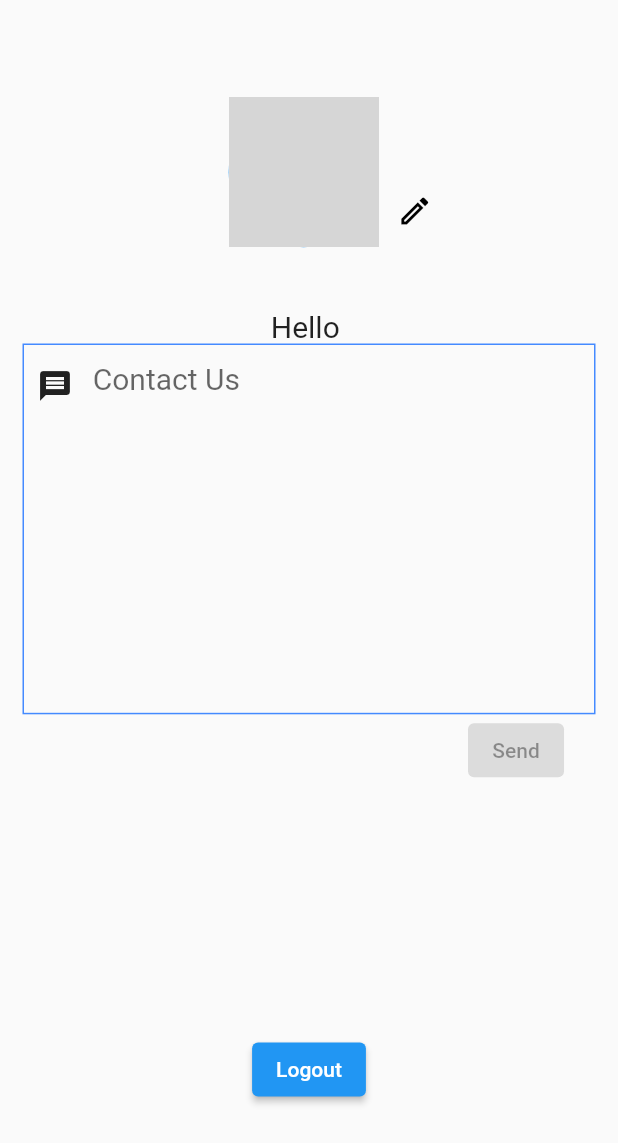
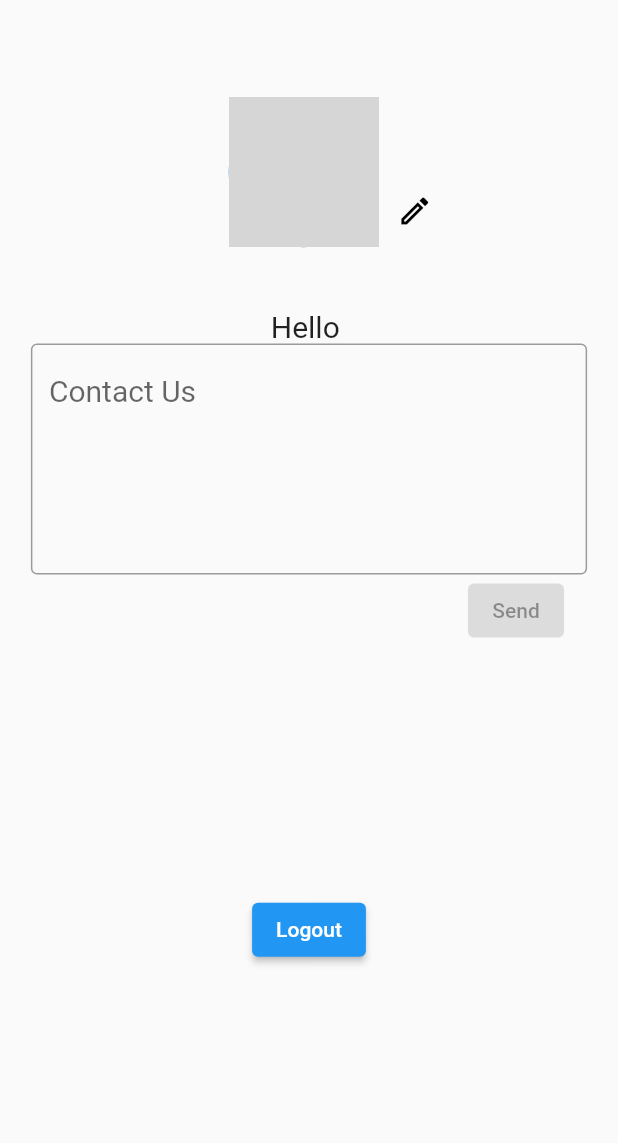
Before and after one commit to faisalusmanxyz/mashal_marketing, a Flutter app: the ProfileScreen screen opened directly, after a tap on "Logout", on a phone screen of 412 x 824 dp. Shown: the top 1143 px of the screen. Run offline on Flutter 3.47's test engine with Material 2 defaults, Android fonts, the phone set to English and light mode, and no system bars; our stand-ins replace cloud_firestore, curved_navigation_bar, device_info_plus, firebase_auth, firebase_core, firebase_storage and 4 more; accounts and stored records are empty; network calls fail; grey boxes are pictures that could not be loaded.

Commit message:
add contact us

```diff
--- a/lib/form_screen.dart
+++ b/lib/form_screen.dart
@@ -435,6 +435,7 @@ clearTextField();
       societyForm.uid = FirebaseAuth.instance.currentUser!.uid;
 
       setState(() {
+
         isShowProgressIndicator = true;
       });
       await SocietyModel.collection().add(societyForm);
--- a/lib/home_screen.dart
+++ b/lib/home_screen.dart
@@ -59,6 +59,7 @@ class _HomeScreenState extends State<HomeScreen> {
           ],
           onTap: (index) async {
             _currentPage = index;
+
             // print(FirebaseAuth.instance.currentUser?.email);
             // if ((index == 1 && FirebaseAuth.instance.currentUser == null)) {
             //   await Navigator.pushNamed(context, 'login');
--- a/lib/profile_screen.dart
+++ b/lib/profile_screen.dart
@@ -34,7 +34,7 @@ class _ProfileScreenState extends State<ProfileScreen> {
   String url = "";
   bool disableButton = false;
   bool contactUsFlag=false;
-
+   bool signOutFlag=false;
   @override
   void initState() {
     // TODO: implement initState
@@ -186,38 +186,19 @@ class _ProfileScreenState extends State<ProfileScreen> {
                                         );
                                       }),
                                 ),
-                                Stack(
-                                  children: [
+
                                     Form(
                                       key: _formKey,
                                       child: Padding(
-                                        padding: const EdgeInsets.only(
-                                            left: 15.0, right: 15),
-                                        child: Container(
-                                          width: 1 * width,
-                                          height: 0.3 * height,
-                                          decoration: BoxDecoration(
-                                              border: Border.all(
-                                                  color: Colors.blueAccent)),
-                                        ),
-                                      ),
-                                    ),
-                                    Padding(
-                                      padding: EdgeInsets.only(
-                                          top: 0.02 * height,
-                                          left: 0.06 * width),
-                                      child: Icon(Icons.message),
-                                    ),
-                                    Padding(
                                       padding:
-                                          EdgeInsets.only(left: 0.150 * width),
+                                          EdgeInsets.only(left: 0.05 * width,right: 0.05*width),
                                       child: TextFormField(
                                         controller: messageController,
                                         decoration: const InputDecoration(
                                             hintText: "Contact Us",
+
                                             hintStyle: TextStyle(fontSize: 20),
-                                            //label: Text("Contact Us"),
-                                            border: InputBorder.none),
+                                            border: OutlineInputBorder()),
                                         maxLines: 6,
                                         onChanged: (value) {
                                           if (value.isNotEmpty) {
@@ -229,7 +210,7 @@ class _ProfileScreenState extends State<ProfileScreen> {
                                         },
                                       ),
                                     )
-                                  ],
+
                                 ),
                                 contactUsFlag? Padding(
                                   padding:    EdgeInsets.only(left: 0.67000 * width,top: 1),
@@ -250,8 +231,16 @@ class _ProfileScreenState extends State<ProfileScreen> {
                                         SizedBox(
                                           height: 0.2 * height,
                                         ),
-                                        ElevatedButton(
-                                            onPressed: () {},
+                                        signOutFlag?const CircularProgressIndicator() :  ElevatedButton(
+                                            onPressed: ()async {
+                                              setState(() {
+                                                signOutFlag=true;
+                                              });
+                                            await  FirebaseAuth.instance.signOut();
+                                            setState(() {
+                                              signOutFlag=false;
+                                            });
+                                            },
                                             child: const Text("Logout")),
                                       ],
                                     );
```
